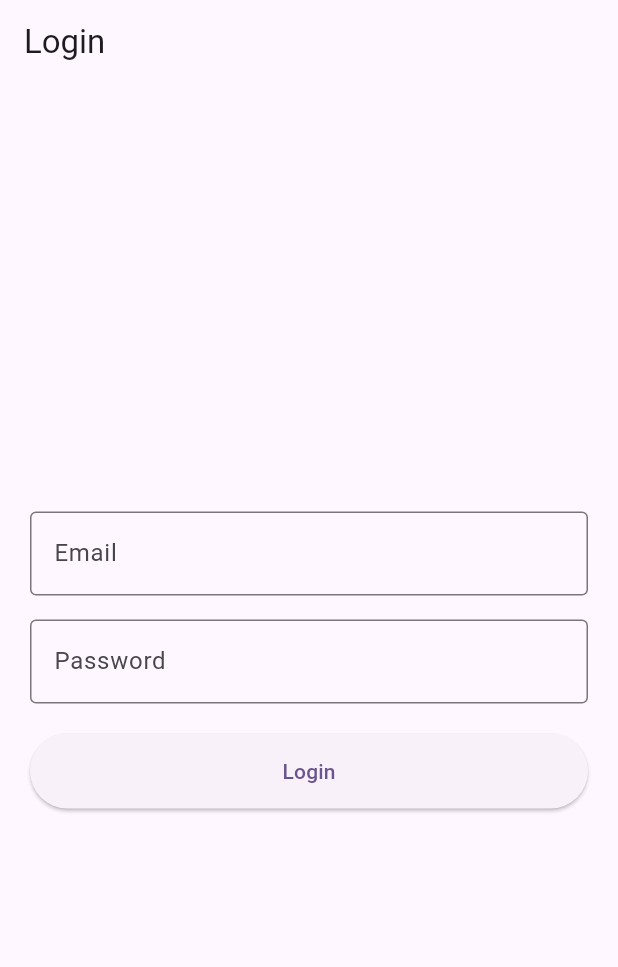
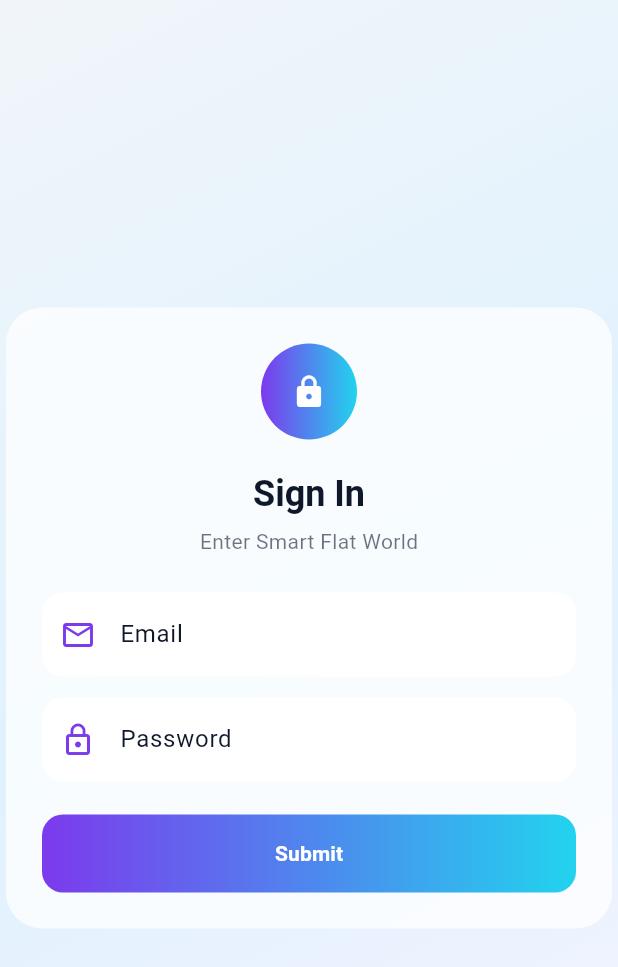
Before and after one commit to KarolinaMatysiak/SmartFlat, a Flutter app: the screen it shows after launch, on a phone screen of 412 x 824 dp. Shown: the top 967 px of the screen. Run offline on Flutter 3.47's test engine with Material 3 defaults, Android fonts, the phone set to English and light mode, and no system bars; our stand-ins replace cloud_firestore, firebase_auth, firebase_core; accounts and stored records are empty.

Commit message:
update login form

```diff
--- /dev/null
+++ b/lib/features/auth/common/widgets/auth_background.dart
@@ -0,0 +1,21 @@
+import 'package:flutter/material.dart';
+
+class AuthBackground extends StatelessWidget {
+  final Widget child;
+
+  const AuthBackground({super.key, required this.child});
+
+  @override
+  Widget build(BuildContext context) {
+    return Container(
+      decoration: const BoxDecoration(
+        gradient: LinearGradient(
+          begin: Alignment.topLeft,
+          end: Alignment.bottomRight,
+          colors: [Color(0xFFF1F5F9), Color(0xFFE0F2FE), Color(0xFFF5F3FF)],
+        ),
+      ),
+      child: child,
+    );
+  }
+}
--- /dev/null
+++ b/lib/features/auth/common/widgets/auth_input.dart
@@ -0,0 +1,36 @@
+import 'package:flutter/material.dart';
+
+class AuthInput extends StatelessWidget {
+  final TextEditingController controller;
+  final IconData icon;
+  final String label;
+  final bool obscure;
+
+  const AuthInput({
+    super.key,
+    required this.controller,
+    required this.icon,
+    required this.label,
+    required this.obscure,
+  });
+
+  @override
+  Widget build(BuildContext context) {
+    final cs = Theme.of(context).colorScheme;
+
+    return TextField(
+      controller: controller,
+      obscureText: obscure,
+      decoration: InputDecoration(
+        labelText: label,
+        prefixIcon: Icon(icon, color: cs.primary),
+        filled: true,
+        fillColor: Colors.white,
+        border: OutlineInputBorder(
+          borderRadius: BorderRadius.circular(14),
+          borderSide: BorderSide.none,
+        ),
+      ),
+    );
+  }
+}
--- /dev/null
+++ b/lib/features/auth/sign_in/screens/sign_in_page.dart
@@ -0,0 +1,21 @@
+import 'package:flutter/material.dart';
+import 'package:smart_flat/features/auth/common/widgets/auth_background.dart';
+import 'package:smart_flat/features/auth/sign_in/widgets/sign_in_form.dart';
+
+class SignInPage extends StatelessWidget {
+  const SignInPage({super.key});
+
+  @override
+  Widget build(BuildContext context) {
+    return Scaffold(
+      body: AuthBackground(
+        child: Center(
+          child: ConstrainedBox(
+            constraints: BoxConstraints(maxWidth: 420),
+            child: SignInForm(),
+          ),
+        ),
+      ),
+    );
+  }
+}
--- /dev/null
+++ b/lib/features/auth/sign_in/services/auth_service.dart
@@ -0,0 +1,17 @@
+import 'package:firebase_auth/firebase_auth.dart';
+
+class AuthService {
+  static Future<void> login({
+    required String email,
+    required String password,
+  }) async {
+    await FirebaseAuth.instance.signInWithEmailAndPassword(
+      email: email,
+      password: password,
+    );
+  }
+
+  static Future<void> logout() async {
+    await FirebaseAuth.instance.signOut();
+  }
+}
--- /dev/null
+++ b/lib/features/auth/sign_in/widgets/sign_in_button.dart
@@ -0,0 +1,54 @@
+import 'package:flutter/material.dart';
+
+class SignInButton extends StatelessWidget {
+  final bool loading;
+  final VoidCallback onPressed;
+
+  const SignInButton({
+    super.key,
+    required this.loading,
+    required this.onPressed,
+  });
+
+  @override
+  Widget build(BuildContext context) {
+    final cs = Theme.of(context).colorScheme;
+
+    return SizedBox(
+      width: double.infinity,
+      height: 52,
+      child: DecoratedBox(
+        decoration: BoxDecoration(
+          borderRadius: BorderRadius.circular(14),
+          gradient: LinearGradient(colors: [cs.primary, cs.secondary]),
+        ),
+        child: ElevatedButton(
+          style: ElevatedButton.styleFrom(
+            backgroundColor: Colors.transparent,
+            shadowColor: Colors.transparent,
+            shape: RoundedRectangleBorder(
+              borderRadius: BorderRadius.circular(14),
+            ),
+          ),
+          onPressed: loading ? null : onPressed,
+          child: loading
+              ? const SizedBox(
+                  width: 20,
+                  height: 20,
+                  child: CircularProgressIndicator(
+                    strokeWidth: 2,
+                    color: Colors.white,
+                  ),
+                )
+              : const Text(
+                  "Submit",
+                  style: TextStyle(
+                    color: Colors.white,
+                    fontWeight: FontWeight.w600,
+                  ),
+                ),
+        ),
+      ),
+    );
+  }
+}
--- /dev/null
+++ b/lib/features/auth/sign_in/widgets/sign_in_form.dart
@@ -0,0 +1,98 @@
+import 'package:flutter/material.dart';
+import 'package:smart_flat/features/auth/common/widgets/auth_input.dart';
+import 'package:smart_flat/features/auth/sign_in/services/auth_service.dart';
+import 'package:smart_flat/features/auth/sign_in/widgets/sign_in_button.dart';
+import 'package:smart_flat/features/auth/sign_in/widgets/sign_in_logo.dart';
+
+class SignInForm extends StatefulWidget {
+  const SignInForm({super.key});
+
+  @override
+  State<SignInForm> createState() => _SignInForm();
+}
+
+class _SignInForm extends State<SignInForm> {
+  final emailController = TextEditingController();
+  final passwordController = TextEditingController();
+
+  bool loading = false;
+
+  Future<void> login() async {
+    setState(() => loading = true);
+
+    try {
+      await AuthService.login(
+        email: emailController.text.trim(),
+        password: passwordController.text.trim(),
+      );
+    } catch (e) {
+      if (!mounted) return;
+      ScaffoldMessenger.of(
+        context,
+      ).showSnackBar(SnackBar(content: Text(e.toString())));
+    } finally {
+      if (mounted) setState(() => loading = false);
+    }
+  }
+
+  @override
+  void dispose() {
+    emailController.dispose();
+    passwordController.dispose();
+    super.dispose();
+  }
+
+  @override
+  Widget build(BuildContext context) {
+    final cs = Theme.of(context).colorScheme;
+
+    return Card(
+      color: Colors.white.withOpacity(0.75),
+      shape: RoundedRectangleBorder(borderRadius: BorderRadius.circular(24)),
+      child: Padding(
+        padding: const EdgeInsets.all(24),
+        child: Column(
+          mainAxisSize: MainAxisSize.min,
+          children: [
+            const SignInLogo(),
+            const SizedBox(height: 20),
+
+            Text(
+              "Sign In",
+              style: Theme.of(context).textTheme.headlineSmall,
+            ),
+
+            const SizedBox(height: 6),
+
+            Text(
+              "Enter Smart Flat World",
+              style: TextStyle(color: cs.onSurface.withOpacity(0.6)),
+            ),
+
+            const SizedBox(height: 24),
+
+            AuthInput(
+              controller: emailController,
+              icon: Icons.email_outlined,
+              label: "Email",
+              obscure: false,
+            ),
+
+            const SizedBox(height: 14),
+
+            AuthInput(
+              controller: passwordController,
+              icon: Icons.lock_outline,
+              label: "Password",
+              obscure: true,
+            ),
+
+            const SizedBox(height: 22),
+
+            SignInButton(loading: loading, onPressed: login),
+          ],
+        ),
+      ),
+    );
+  }
+}
--- /dev/null
+++ b/lib/features/auth/sign_in/widgets/sign_in_logo.dart
@@ -0,0 +1,25 @@
+import 'package:flutter/material.dart';
+
+class SignInLogo extends StatelessWidget {
+  const SignInLogo({super.key});
+
+  @override
+  Widget build(BuildContext context) {
+    final cs = Theme.of(context).colorScheme;
+
+    return Container(
+      width: 64,
+      height: 64,
+      decoration: BoxDecoration(
+        shape: BoxShape.circle,
+        gradient: LinearGradient(
+          colors: [cs.primary, cs.secondary],
+        ),
+      ),
+      child: const Icon(
+        Icons.lock,
+        color: Colors.white,
+      ),
+    );
+  }
+}
--- a/lib/main.dart
+++ b/lib/main.dart
@@ -2,14 +2,13 @@ import 'package:flutter/material.dart';
 import 'package:firebase_core/firebase_core.dart';
 import 'package:firebase_auth/firebase_auth.dart';
 import 'package:cloud_firestore/cloud_firestore.dart';
-import 'firebase_options.dart';
+import 'features/auth/sign_in/screens/sign_in_page.dart';
+import 'infrastructure/firebase/firebase_options.dart';
 
 void main() async {
   WidgetsFlutterBinding.ensureInitialized();
 
-  await Firebase.initializeApp(
-    options: DefaultFirebaseOptions.currentPlatform,
-  );
+  await Firebase.initializeApp(options: DefaultFirebaseOptions.currentPlatform);
 
   runApp(const MyApp());
 }
@@ -20,11 +19,57 @@ class MyApp extends StatelessWidget {
   @override
   Widget build(BuildContext context) {
     return MaterialApp(
-      title: 'Affirmations App',
+      title: 'Smart Flat',
       debugShowCheckedModeBanner: false,
       theme: ThemeData(
-        colorScheme: ColorScheme.fromSeed(seedColor: Colors.deepPurple),
         useMaterial3: true,
+
+        colorScheme: const ColorScheme(
+          brightness: Brightness.light,
+          primary: Color(0xFF7C3AED),
+          // deep purple
+          onPrimary: Colors.white,
+
+          secondary: Color(0xFF22D3EE),
+          // cyan accent
+          onSecondary: Colors.black,
+
+          tertiary: Color(0xFFFB7185),
+
+          // soft pink accent
+          surface: Color(0xFFF8FAFC),
+          // very light gray-blue
+          onSurface: Color(0xFF0F172A),
+
+          // dark slate
+          error: Color(0xFFEF4444),
+
+          onError: Colors.white,
+
+          outline: Color(0xFFE2E8F0),
+          shadow: Color(0x1A000000),
+        ),
+
+        textTheme: const TextTheme(
+          headlineSmall: TextStyle(fontWeight: FontWeight.w700),
+        ),
+
+        scaffoldBackgroundColor: const Color(0xFFF1F5F9),
+
+        appBarTheme: const AppBarTheme(
+          backgroundColor: Colors.white,
+          elevation: 0,
+          centerTitle: false,
+          foregroundColor: Colors.black,
+        ),
+
+        cardTheme: CardThemeData(
+          elevation: 0,
+          color: Colors.white,
+          shape: RoundedRectangleBorder(
+            borderRadius: BorderRadius.circular(16),
+          ),
+        ),
       ),
       home: const AuthGate(),
     );
@@ -50,83 +95,8 @@ class AuthGate extends StatelessWidget {
           return const MyHomePage(title: "My Affirmations");
         }
 
-        return const LoginPage();
+        return SignInPage();
       },
-    );
-  }
-}
-
-/// ---------------- LOGIN ----------------
-
-class LoginPage extends StatefulWidget {
-  const LoginPage({super.key});
-
-  @override
-  State<LoginPage> createState() => _LoginPageState();
-}
-
-class _LoginPageState extends State<LoginPage> {
-  final emailController = TextEditingController();
-  final passwordController = TextEditingController();
-
-  bool loading = false;
-
-  Future<void> login() async {
-    try {
-      setState(() => loading = true);
-
-      await FirebaseAuth.instance.signInWithEmailAndPassword(
-        email: emailController.text.trim(),
-        password: passwordController.text.trim(),
-      );
-    } on FirebaseAuthException catch (e) {
-      ScaffoldMessenger.of(context).showSnackBar(
-        SnackBar(content: Text(e.message ?? "Login error")),
-      );
-    } finally {
-      setState(() => loading = false);
-    }
-  }
-
-  @override
-  Widget build(BuildContext context) {
-    return Scaffold(
-      appBar: AppBar(title: const Text("Login")),
-      body: Padding(
-        padding: const EdgeInsets.all(20),
-        child: Column(
-          mainAxisAlignment: MainAxisAlignment.center,
-          children: [
-            TextField(
-              controller: emailController,
-              decoration: const InputDecoration(
-                labelText: "Email",
-                border: OutlineInputBorder(),
-              ),
-            ),
-            const SizedBox(height: 16),
-            TextField(
-              controller: passwordController,
-              obscureText: true,
-              decoration: const InputDecoration(
-                labelText: "Password",
-                border: OutlineInputBorder(),
-              ),
-            ),
-            const SizedBox(height: 20),
-            SizedBox(
-              width: double.infinity,
-              height: 50,
-              child: ElevatedButton(
-                onPressed: loading ? null : login,
-                child: loading
-                    ? const CircularProgressIndicator()
-                    : const Text("Login"),
-              ),
-            ),
-          ],
-        ),
-      ),
     );
   }
 }
@@ -149,7 +119,7 @@ class MyHomePage extends StatelessWidget {
           IconButton(
             icon: const Icon(Icons.logout),
             onPressed: () => FirebaseAuth.instance.signOut(),
-          )
+          ),
         ],
       ),
       body: StreamBuilder<QuerySnapshot>(
@@ -174,13 +144,8 @@ class MyHomePage extends StatelessWidget {
               final data = docs[index].data() as Map<String, dynamic>;
 
               return Card(
-                margin: const EdgeInsets.symmetric(
-                  horizontal: 12,
-                  vertical: 6,
-                ),
-                child: ListTile(
-                  title: Text(data['title'] ?? ''),
-                ),
+                margin: const EdgeInsets.symmetric(horizontal: 12, vertical: 6),
+                child: ListTile(title: Text(data['title'] ?? '')),
               );
             },
           );
```
Also changed, not shown: lib/infrastructure/firebase/firebase_options.dart (renamed from lib/firebase_options.dart).
